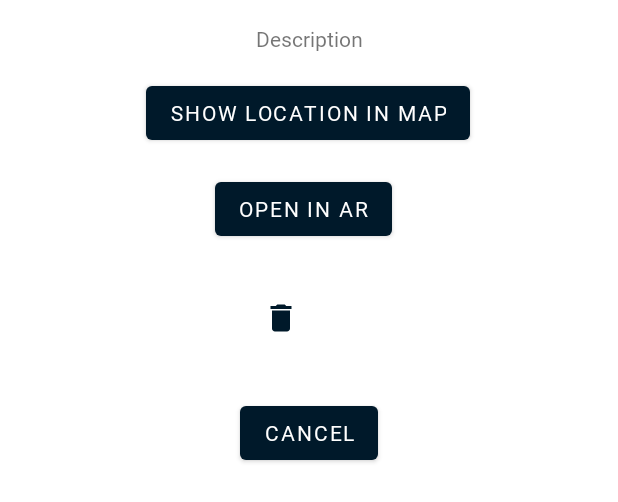
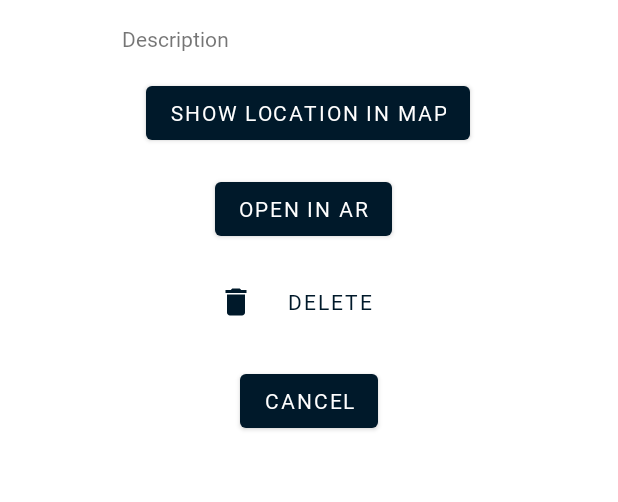
Before and after one commit to TuomasB73/AR_VR_Map_App, an Android app: the layout map_actions_dialog.xml on its own in the app's theme, with its tools: preview values and no code run, on a phone screen of 412 x 824 dp. Shown: the top 502 px of the screen. Run offline under Robolectric (Android 15) with nearby library versions, the phone set to English and light mode, and no system bars; network calls fail.

Commit message:
recyclerview map dialog

```diff
--- a/app/src/main/res/layout/map_actions_dialog.xml
+++ b/app/src/main/res/layout/map_actions_dialog.xml
@@ -7,9 +7,10 @@
     <com.google.android.material.button.MaterialButton
         android:id="@+id/deleteSavedItemButton"
         style="?attr/borderlessButtonStyle"
-        android:layout_width="76dp"
-        android:layout_height="65dp"
+        android:layout_width="136dp"
+        android:layout_height="44dp"
         android:layout_marginTop="16dp"
+        android:text="delete"
         app:icon="@drawable/ic_baseline_delete_24"
         app:layout_constraintEnd_toEndOf="parent"
         app:layout_constraintHorizontal_bias="0.498"
@@ -42,7 +43,7 @@
 
     <TextView
         android:id="@+id/mapDescriptionTextView"
-        android:layout_width="wrap_content"
+        android:layout_width="250dp"
         android:layout_height="wrap_content"
         android:layout_margin="16dp"
         android:layout_marginStart="16dp"
```
Also changed, not shown: app/src/main/res/layout/saved_ar_list_item.xml (+5 -28 lines), app/src/main/java/com/virtualmapdevs/ar_vr_map/fragments/SavedARScenesFragment.kt (line endings or trailing spaces).
